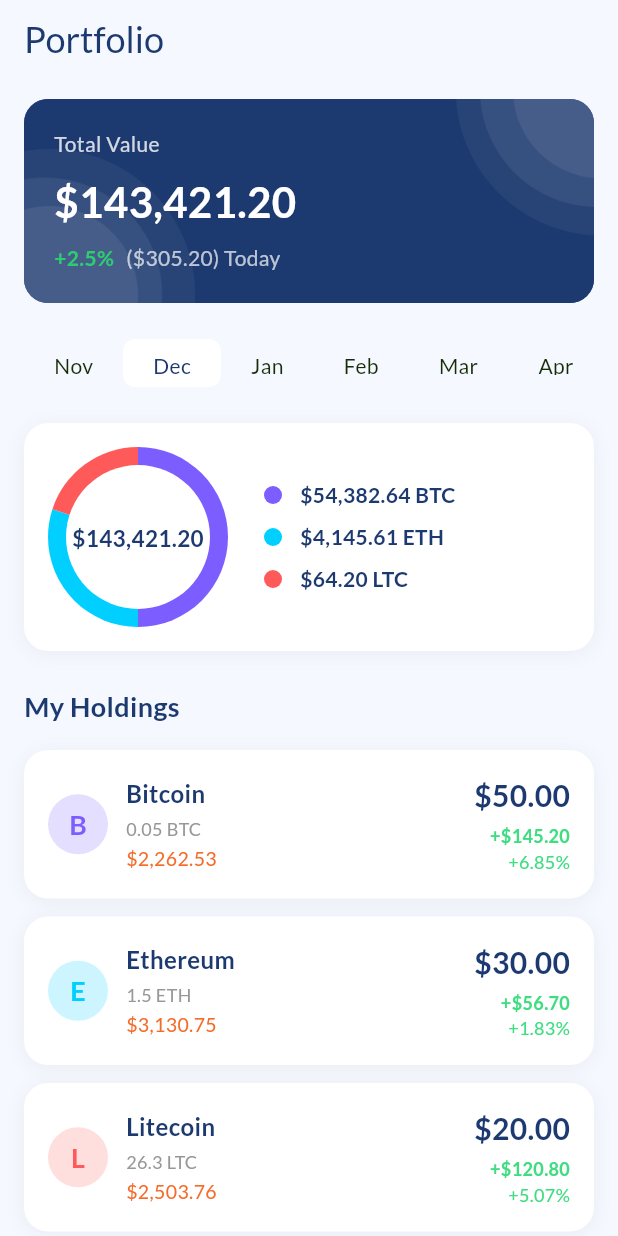
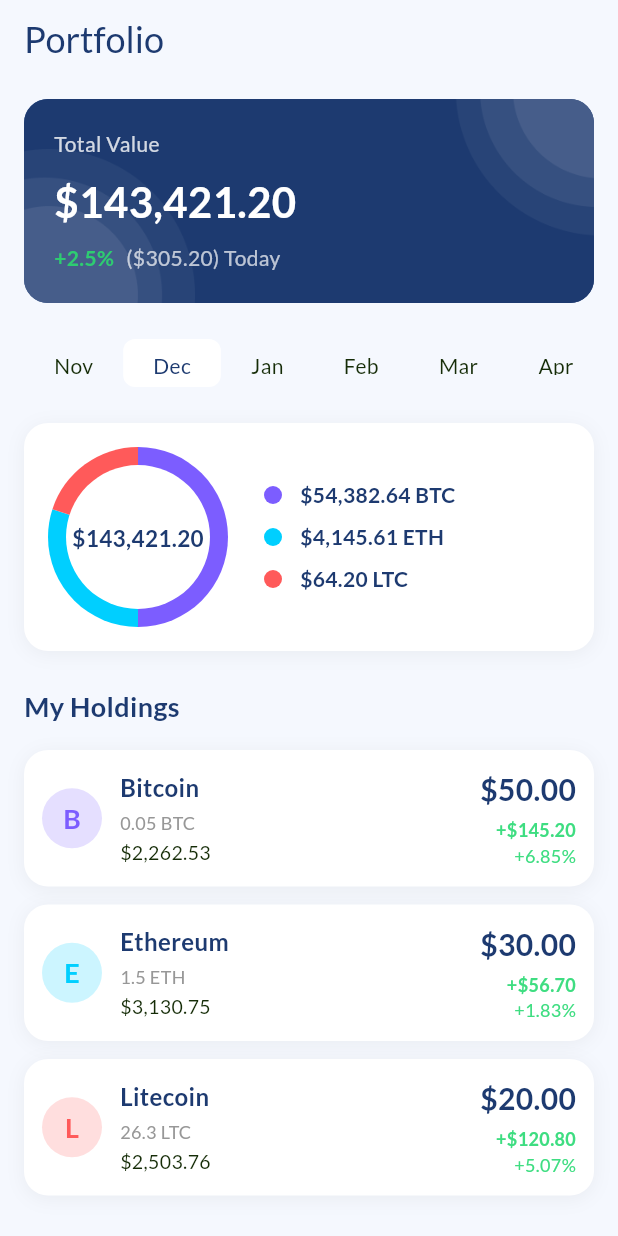
Before and after one commit to alaa7041/Fintech_App, a Flutter app: the PortfolioScreen screen opened directly, on a phone screen of 412 x 824 dp. Run offline on Flutter 3.47's test engine with Material 3 defaults, Android fonts, the phone set to English and light mode, and no system bars; our stand-ins replace bloc, connectivity_plus, dio, easy_localization, equatable, fl_chart and 11 more; accounts and stored records are empty; generated files the repository leaves out were written again.

Commit message:
feat: add HoldingItem widget to display individual cryptocurrency holdings

```diff
--- a/lib/feature/portfolio/widgets/holding_item.dart
+++ b/lib/feature/portfolio/widgets/holding_item.dart
@@ -1,5 +1,3 @@
-import 'dart:math';
-
 import 'package:fintech_app/core/extensions/theme_extension.dart';
 import 'package:fintech_app/core/widgets/portfolio_card.dart';
 import 'package:flutter/material.dart';
@@ -36,7 +34,7 @@
 
     return PortfolioCard(
       margin: const EdgeInsets.only(bottom: 12),
-      padding: const EdgeInsets.all(16),
+      padding: const EdgeInsets.all(12),
       child: Row(
         children: [
           // Crypto icon
@@ -87,9 +85,7 @@
                 Text(
                   valueUSD.formatCoins(),
                   style: TextStyle(
-                    color: Random().nextBool()
-                        ? Color(0xffF56C2A)
-                        : colors.secondaryTextColor,
+                    color: colors.secondaryTextColor,
                     fontSize: 13,
                     fontWeight: FontWeight.w500,
                   ),
```
